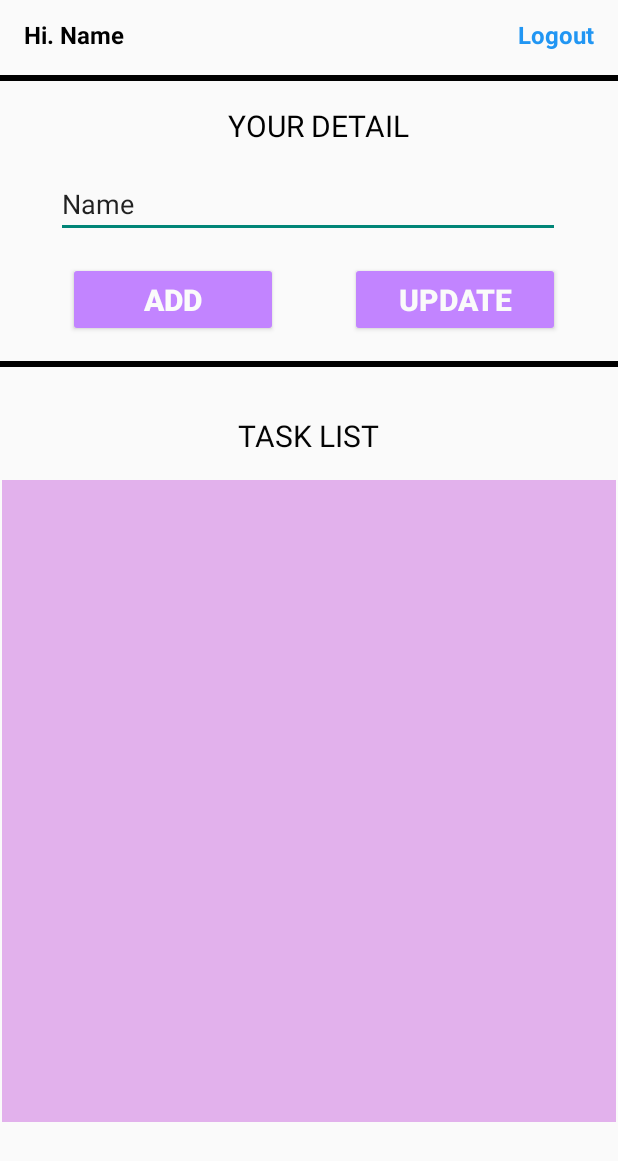
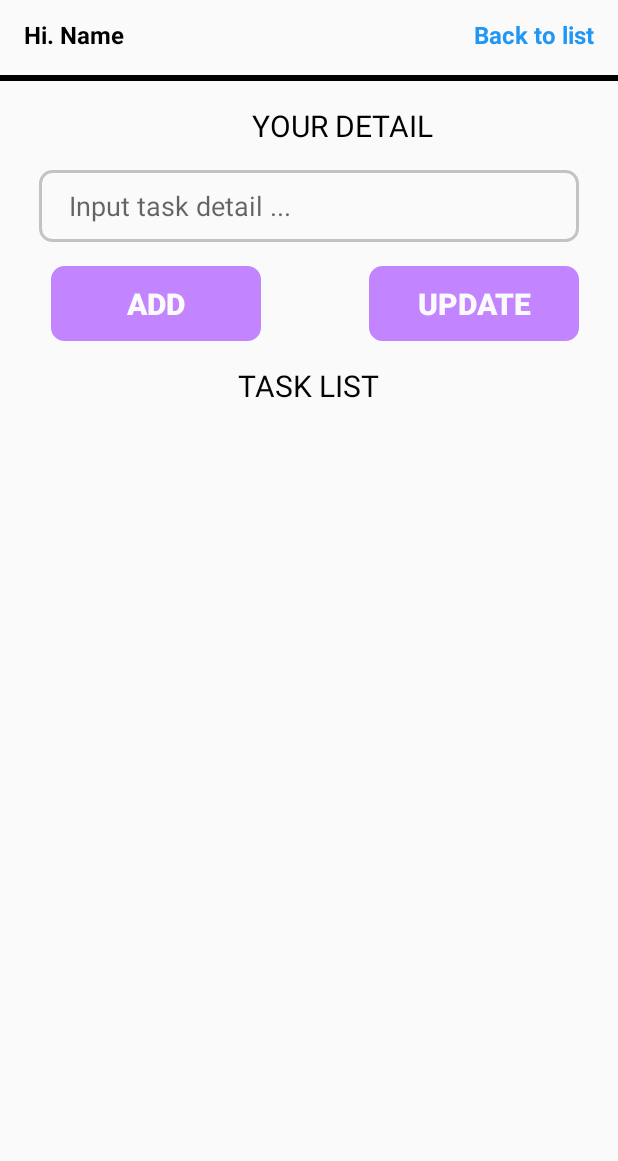
Before and after one commit to iuh-learning/task-list-application, an Android app: the layout activity_main_your_detail.xml on its own in the app's theme, with its tools: preview values and no code run, on a phone screen of 412 x 824 dp. Shown: the top 1161 px of the screen. Run offline under Robolectric (Android 15) with nearby library versions, the phone set to English and light mode, and no system bars.

Commit message:
Huy update giao diện

```diff
--- a/app/src/main/AndroidManifest.xml
+++ b/app/src/main/AndroidManifest.xml
@@ -12,6 +12,8 @@
         <activity
             android:name=".activity.MainActivity_TaskList"
             android:exported="false" />
+        <activity android:name=".activity.MainActivity_DetailList"
+            android:exported="true"/>
         <activity
             android:name=".activity.MainActivity"
             android:exported="true" >
--- a/app/src/main/res/layout/your_detail.xml
+++ b/app/src/main/res/layout/activity_main_your_detail.xml
@@ -24,6 +24,7 @@
         android:textColor="#FAFAFA"
         android:textSize="20sp"
         android:textStyle="bold"
+        android:background="@drawable/custom_border_input_task"
         app:layout_constraintBottom_toBottomOf="@+id/button2"
         app:layout_constraintEnd_toEndOf="@+id/editTextTextPersonName"
         app:layout_constraintTop_toTopOf="@+id/button2" />
@@ -47,7 +48,7 @@
         android:layout_height="wrap_content"
         android:layout_marginTop="16dp"
         android:layout_marginEnd="16dp"
-        android:text="Logout"
+        android:text="Back to list"
         android:textColor="#2196F3"
         android:textSize="16sp"
         android:textStyle="bold"
@@ -60,7 +61,7 @@
         android:id="@+id/textView6"
         android:layout_width="wrap_content"
         android:layout_height="wrap_content"
-        android:layout_marginStart="152dp"
+        android:layout_marginStart="168dp"
         android:layout_marginTop="16dp"
         android:layout_marginEnd="153dp"
         android:text="YOUR DETAIL"
@@ -73,16 +74,17 @@
 
     <EditText
         android:id="@+id/editTextTextPersonName"
-        android:layout_width="336dp"
-        android:layout_height="45dp"
+        android:layout_width="360dp"
+        android:layout_height="48dp"
         android:layout_marginStart="37dp"
         android:layout_marginTop="16dp"
         android:layout_marginEnd="38dp"
+        android:background="@drawable/custom_border_input_task"
         android:ems="10"
+        android:hint="Input task detail ..."
         android:inputType="textPersonName"
-        android:text="Name"
+        android:paddingLeft="20dp"
         app:layout_constraintEnd_toEndOf="parent"
-        app:layout_constraintHorizontal_bias="0.0"
         app:layout_constraintStart_toStartOf="parent"
         app:layout_constraintTop_toBottomOf="@+id/textView6" />
 
@@ -97,40 +99,37 @@
         android:textColor="#FBFBFB"
         android:textSize="20sp"
         android:textStyle="bold"
+        android:background="@drawable/custom_border_input_task"
         app:layout_constraintStart_toStartOf="@+id/editTextTextPersonName"
         app:layout_constraintTop_toBottomOf="@+id/editTextTextPersonName" />
-
-    <View
-        android:id="@+id/view"
-        android:layout_width="416dp"
-        android:layout_height="4dp"
-        android:layout_marginTop="16dp"
-        android:background="#000000"
-        app:layout_constraintEnd_toEndOf="parent"
-        app:layout_constraintStart_toStartOf="parent"
-        app:layout_constraintTop_toBottomOf="@+id/button2" />
 
     <TextView
         android:id="@+id/textView7"
         android:layout_width="wrap_content"
         android:layout_height="wrap_content"
         android:layout_marginStart="158dp"
-        android:layout_marginTop="32dp"
+        android:layout_marginTop="16dp"
         android:layout_marginEnd="159dp"
         android:text="TASK LIST"
         android:textColor="#040404"
         android:textSize="20sp"
         app:layout_constraintEnd_toEndOf="parent"
         app:layout_constraintStart_toStartOf="parent"
-        app:layout_constraintTop_toBottomOf="@+id/view" />
+        app:layout_constraintTop_toBottomOf="@+id/button2" />
 
-    <ListView
-        android:layout_width="409dp"
-        android:layout_height="428dp"
+    <FrameLayout
+        android:id="@+id/Fragment_detail"
+        android:layout_width="0dp"
+        android:layout_height="0dp"
+        android:layout_marginStart="16dp"
         android:layout_marginTop="16dp"
-        android:background="#E2B1EC"
+        android:layout_marginEnd="16dp"
+        android:layout_marginBottom="16dp"
+        app:layout_constraintBottom_toBottomOf="parent"
         app:layout_constraintEnd_toEndOf="parent"
         app:layout_constraintStart_toStartOf="parent"
-        app:layout_constraintTop_toBottomOf="@+id/textView7" />
+        app:layout_constraintTop_toBottomOf="@+id/textView7">
+
+    </FrameLayout>
 
 </androidx.constraintlayout.widget.ConstraintLayout>
```
Also changed, not shown: app/src/main/java/fit/android/app/activity/MainActivity_DetailList.java (added, +24 -0 lines), app/src/main/java/fit/android/app/adapter/DetailListAdapter.java (added, +66 -0 lines), app/src/main/java/fit/android/app/fragment/FragmentDetailTaskList.java (added, +77 -0 lines), app/src/main/java/fit/android/app/model/ItemDetailList.java (added, +30 -0 lines), app/src/main/res/layout/custom_item_detail_listview.xml (renamed from app/src/main/res/layout/item_your_detail.xml, +11 -7 lines), app/src/main/res/layout/fragment_detail_task_list.xml (added, +22 -0 lines).
